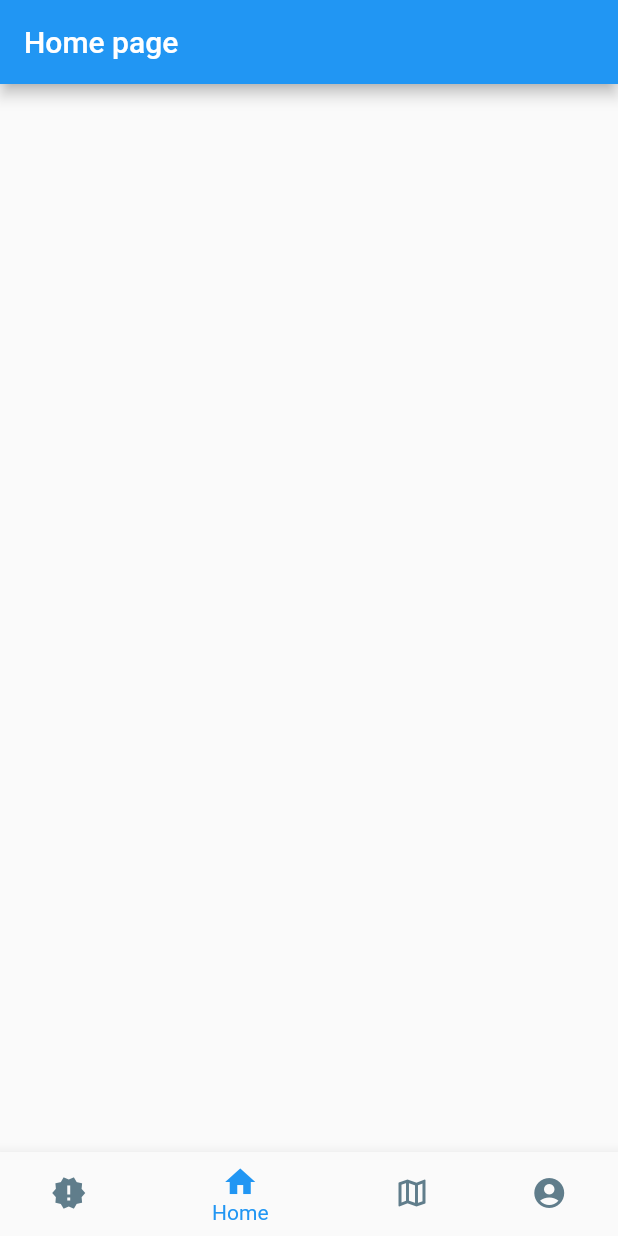
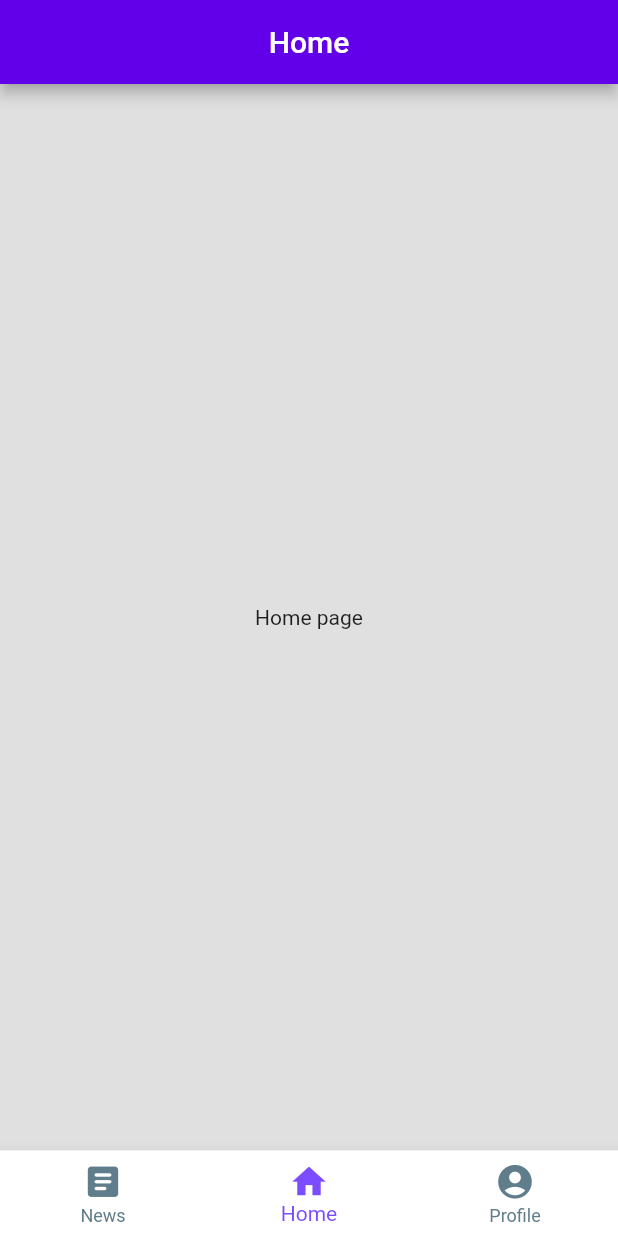
Before and after one commit to Team-Identified/Iside-Moscow, a Flutter app: the screen it shows after launch, on a phone screen of 412 x 824 dp. Run offline on Flutter 3.47's test engine with Material 2 defaults, Android fonts, the phone set to English and light mode, and no system bars.

Commit message:
minor code clean in flutter template

```diff
--- a/mobile_app/lib/main.dart
+++ b/mobile_app/lib/main.dart
@@ -1,7 +1,4 @@
 import 'package:flutter/material.dart';
-import 'package:mobile_app/pages/home.dart';
-import 'package:mobile_app/pages/map.dart';
-import 'package:mobile_app/pages/news.dart';
 import 'package:mobile_app/services/BottomAppBar.dart';
 
 void main() {
--- a/mobile_app/lib/pages/home.dart
+++ b/mobile_app/lib/pages/home.dart
@@ -10,7 +10,15 @@ class _HomeState extends State<Home> {
   Widget build(BuildContext context) {
     return MaterialApp(
         home: Scaffold(
-          appBar: AppBar(title:Text("Home page")),
+          appBar: AppBar(
+            title:Text("Home"),
+            centerTitle: true,
+            backgroundColor: Colors.deepPurpleAccent[700],
+          ),
+          backgroundColor: Colors.grey[300],
+          body: Center(
+            child: Text('Home page'),
+          ),
         )
     );
   }
--- a/mobile_app/lib/pages/map.dart
+++ /dev/null
@@ -1,17 +0,0 @@
-import 'package:flutter/material.dart';
-
-class Map extends StatefulWidget {
-  @override
-  _MapState createState() => _MapState();
-}
-
-class _MapState extends State<Map> {
-  @override
-  Widget build(BuildContext context) {
-    return MaterialApp(
-        home: Scaffold(
-          appBar: AppBar(title:Text("Map page")),
-    )
-    );
-  }
-}
--- a/mobile_app/lib/pages/news.dart
+++ b/mobile_app/lib/pages/news.dart
@@ -10,7 +10,15 @@ class _NewsState extends State<News> {
   Widget build(BuildContext context) {
     return MaterialApp(
         home: Scaffold(
-          appBar: AppBar(title:Text("News page")),
+          appBar: AppBar(
+            title:Text("News"),
+            centerTitle: true,
+            backgroundColor: Colors.deepPurpleAccent[700],
+          ),
+          backgroundColor: Colors.grey[300],
+          body: Center(
+            child: Text('News page'),
+          ),
         )
     );
   }
--- a/mobile_app/lib/pages/user.dart
+++ b/mobile_app/lib/pages/user.dart
@@ -10,7 +10,15 @@ class _UserState extends State<User> {
   Widget build(BuildContext context) {
     return MaterialApp(
         home: Scaffold(
-          appBar: AppBar(title:Text("User page")),
+          appBar: AppBar(
+            title:Text("Profile"),
+            centerTitle: true,
+            backgroundColor: Colors.deepPurpleAccent[700],
+          ),
+          backgroundColor: Colors.grey[300],
+          body: Center(
+            child: Text('Profile page'),
+          ),
         )
     );
   }
--- a/mobile_app/lib/services/BottomAppBar.dart
+++ b/mobile_app/lib/services/BottomAppBar.dart
@@ -1,6 +1,5 @@
 import 'package:flutter/material.dart';
 import 'package:mobile_app/pages/home.dart';
-import 'package:mobile_app/pages/map.dart';
 import 'package:mobile_app/pages/news.dart';
 import 'package:mobile_app/pages/user.dart';
 
@@ -16,7 +15,6 @@ class _CustomBottomAppBarState extends State<CustomBottomAppBar> {
   final List<Widget> _children = [
     News(),
     Home(),
-    Map(),
     User()
   ];
 
@@ -32,13 +30,15 @@ class _CustomBottomAppBarState extends State<CustomBottomAppBar> {
       body: _children[_currIndex],
         bottomNavigationBar: BottomNavigationBar(
           unselectedItemColor: Colors.blueGrey[500],
-          selectedItemColor: Colors.blue[500],
+          selectedItemColor: Colors.deepPurpleAccent,
           onTap: onTappedBar,
+          iconSize: 27.0,
           currentIndex: _currIndex,
+          backgroundColor: Colors.white,
           items:
             [
               BottomNavigationBarItem(
-                  icon: Icon(Icons.new_releases_sharp),
+                  icon: Icon(Icons.article_rounded),
                   label: 'News'
               ),
               BottomNavigationBarItem(
@@ -46,12 +46,8 @@ class _CustomBottomAppBarState extends State<CustomBottomAppBar> {
                   label: 'Home'
               ),
               BottomNavigationBarItem(
-                  icon: Icon(Icons.map_outlined),
-                  label: 'Map'
-              ),
-              BottomNavigationBarItem(
                   icon: Icon(Icons.account_circle),
-                  label: 'User'
+                  label: 'Profile'
               ),
             ]
         ),
```
Also changed, not shown: mobile_app/pubspec.lock, 1 other file.
